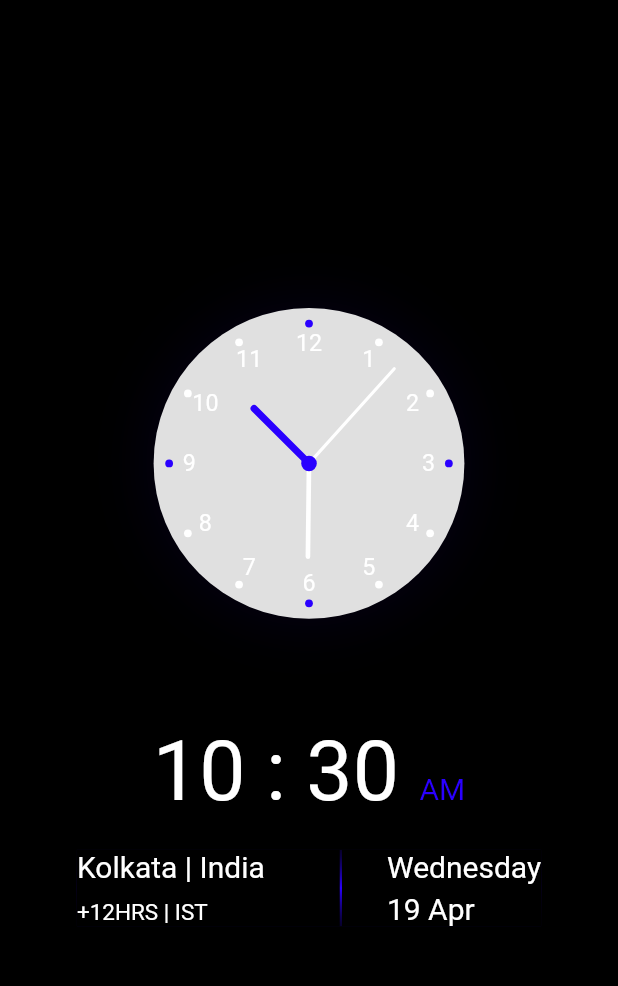
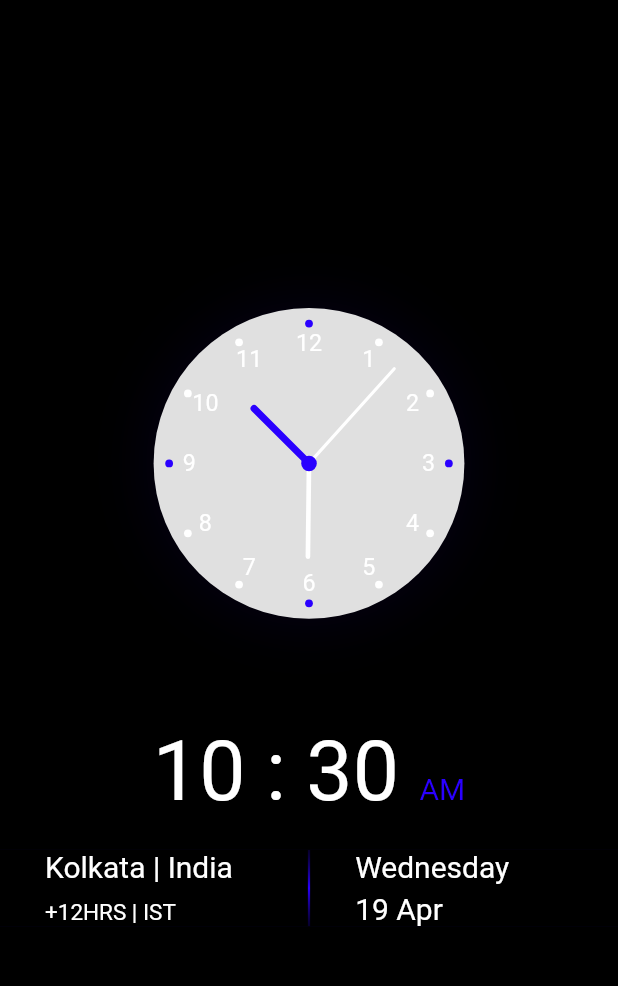
Before and after one commit to ParthBaraiya/world_clock, a Flutter app: the screen it shows after launch, on a phone screen of 412 x 824 dp, the part 103-1089 px from its top. Run offline on Flutter 3.47's test engine with Material 2 defaults, Android fonts, the phone set to English and light mode, and no system bars; our stand-ins replace flutter_spinkit, flutter_svg, hive, hive_flutter, shared_preferences and 1 more; accounts and stored records are empty; generated files the repository leaves out were written again.

```diff
--- a/lib/feature/home/home_page_clock.dart
+++ b/lib/feature/home/home_page_clock.dart
@@ -55,24 +55,37 @@ class HomePageClock extends StatelessWidget {
                     CustomTheme.instance.accentTextColor.createSplitGradient(),
               ),
               child: Row(
-                mainAxisSize: MainAxisSize.min,
                 children: [
-                  Container(
+                  Expanded(
+                    child: Container(
                       padding: const EdgeInsets.only(right: 50),
                       decoration: BoxDecoration(
                         color: CustomTheme.instance.backgroundColor,
                       ),
-                    child: const TimeZoneInfo(),
+                      child: Row(
+                        children: [
+                          Spacer(),
+                          const TimeZoneInfo(),
+                        ],
+                      ),
+                    ),
                   ),
                   const SizedBox(
                     width: 1.5,
                   ),
-                  Container(
+                  Expanded(
+                    child: Container(
                       padding: const EdgeInsets.only(left: 30),
                       decoration: BoxDecoration(
                         color: CustomTheme.instance.backgroundColor,
                       ),
-                    child: const DayInfo(),
+                      child: Row(
+                        children: [
+                          const DayInfo(),
+                          Spacer(),
+                        ],
+                      ),
+                    ),
                   ),
                 ],
               ),
--- a/lib/feature/home/tab_bar.dart
+++ b/lib/feature/home/tab_bar.dart
@@ -73,6 +73,7 @@ class _TimeZoneTabState extends State<TimeZoneTab>
                 width: 5,
                 color: CustomTheme.instance.accentTextColor,
               ),
+              insets: EdgeInsets.symmetric(horizontal: 30),
             ),
             tabs: [
               InkWellButton(
--- a/lib/service/navigation_service/world_clock_path.dart
+++ b/lib/service/navigation_service/world_clock_path.dart
@@ -54,7 +54,7 @@ class FavoritesPath extends TimezonePath {
 }
 
 class InvalidPath extends WorldClockRouteConfig {
-  static const pathFragment = '/invalid-url';
+  static const pathFragment = '/invalid';
   @override
   final String domain = pathFragment;
 }
```
Also changed, not shown: lib/service/navigation_service/world_clock_router_delegate.dart (+18 -11 lines). Lines whose indentation alone changed are shown as unchanged.
